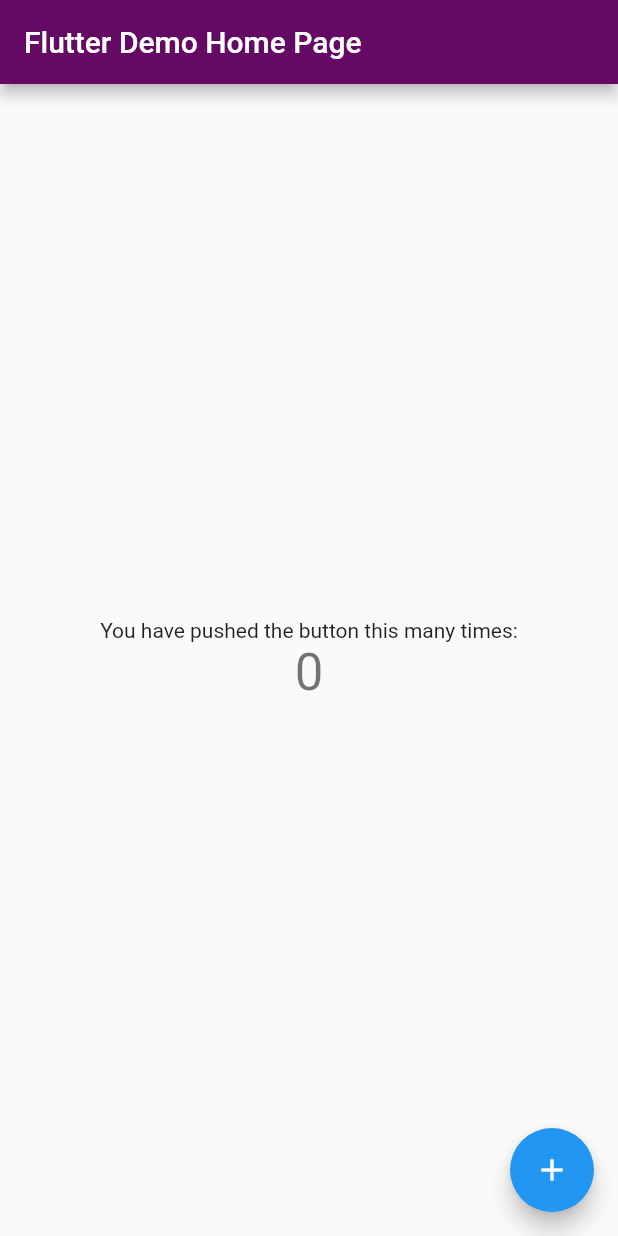
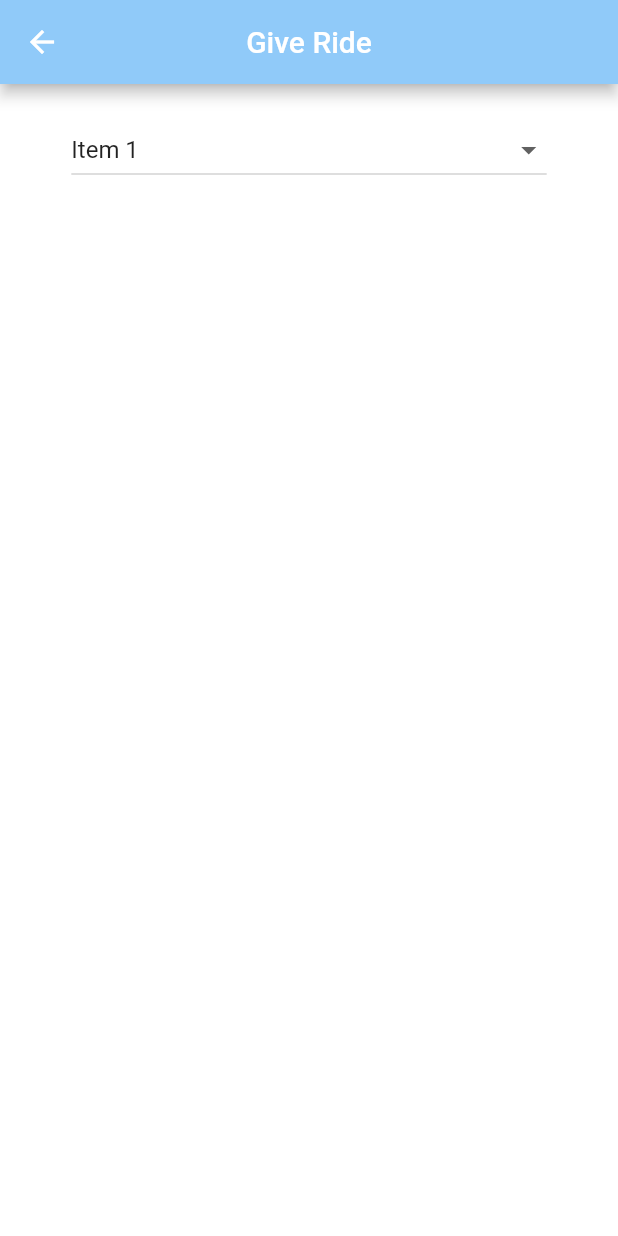
Before and after one commit to hampster2018/TAMUhack-2023, a Flutter app: the screen it shows after launch, on a phone screen of 412 x 824 dp. Run offline on Flutter 3.47's test engine with Material 2 defaults, Android fonts, the phone set to English and light mode, and no system bars.

Commit message:
Basic dropdown added

```diff
--- a/lib/main.dart
+++ b/lib/main.dart
@@ -1,6 +1,7 @@
 import 'package:flutter/material.dart';
 
 import 'globals/app_colors.dart';
+import 'package:tamuhack/screens/rideshare/give_a_ride/screen.dart';
 
 void main() {
   runApp(const MyApp());
@@ -13,7 +14,7 @@ class MyApp extends StatelessWidget {
   @override
   Widget build(BuildContext context) {
     return MaterialApp(
-      title: 'Flutter Demo',
+        title: 'TAMUHack 2023',
         theme: ThemeData(
             // This is the theme of your application.
             //
@@ -24,95 +25,17 @@ class MyApp extends StatelessWidget {
             // or simply save your changes to "hot reload" in a Flutter IDE).
             // Notice that the counter didn't reset back to zero; the application
             // is not restarted.
-        primarySwatch: Colors.blue,
+            //primarySwatch: Colors.,
             ),
-      home: const MyHomePage(title: 'Flutter Demo Home Page'),
-    );
+        //home: const MyHomePage(title: 'Flutter Demo Home Page'),
+        // Starts on the Login Screen
+        initialRoute: "/GiveRide",
+        // List of routes for our User to use
+        routes: {
+          // Login Route for the User
+          //"/": (context) => const LoginPage(),
+          "/GiveRide": (context) => const GiveRide(),
+          //"/Main": (context) => const MainPage(),
+        });
   }
 }
-
-class MyHomePage extends StatefulWidget {
-  const MyHomePage({super.key, required this.title});
-
-  // This widget is the home page of your application. It is stateful, meaning
-  // that it has a State object (defined below) that contains fields that affect
-  // how it looks.
-
-  // This class is the configuration for the state. It holds the values (in this
-  // case the title) provided by the parent (in this case the App widget) and
-  // used by the build method of the State. Fields in a Widget subclass are
-  // always marked "final".
-
-  final String title;
-
-  @override
-  State<MyHomePage> createState() => _MyHomePageState();
-}
-
-class _MyHomePageState extends State<MyHomePage> {
-  int _counter = 0;
-
-  void _incrementCounter() {
-    setState(() {
-      // This call to setState tells the Flutter framework that something has
-      // changed in this State, which causes it to rerun the build method below
-      // so that the display can reflect the updated values. If we changed
-      // _counter without calling setState(), then the build method would not be
-      // called again, and so nothing would appear to happen.
-      _counter++;
-    });
-  }
-
-  @override
-  Widget build(BuildContext context) {
-    // This method is rerun every time setState is called, for instance as done
-    // by the _incrementCounter method above.
-    //
-    // The Flutter framework has been optimized to make rerunning build methods
-    // fast, so that you can just rebuild anything that needs updating rather
-    // than having to individually change instances of widgets.
-    return Scaffold(
-      appBar: AppBar(
-        // Here we take the value from the MyHomePage object that was created by
-        // the App.build method, and use it to set our appbar title.
-        title: Text(widget.title),
-        backgroundColor: AppColors.button,
-      ),
-      body: Center(
-        // Center is a layout widget. It takes a single child and positions it
-        // in the middle of the parent.
-        child: Column(
-          // Column is also a layout widget. It takes a list of children and
-          // arranges them vertically. By default, it sizes itself to fit its
-          // children horizontally, and tries to be as tall as its parent.
-          //
-          // Invoke "debug painting" (press "p" in the console, choose the
-          // "Toggle Debug Paint" action from the Flutter Inspector in Android
-          // Studio, or the "Toggle Debug Paint" command in Visual Studio Code)
-          // to see the wireframe for each widget.
-          //
-          // Column has various properties to control how it sizes itself and
-          // how it positions its children. Here we use mainAxisAlignment to
-          // center the children vertically; the main axis here is the vertical
-          // axis because Columns are vertical (the cross axis would be
-          // horizontal).
-          mainAxisAlignment: MainAxisAlignment.center,
-          children: <Widget>[
-            const Text(
-              'You have pushed the button this many times:',
-            ),
-            Text(
-              '$_counter',
-              style: Theme.of(context).textTheme.headlineMedium,
-            ),
-          ],
-        ),
-      ),
-      floatingActionButton: FloatingActionButton(
-        onPressed: _incrementCounter,
-        tooltip: 'Increment',
-        child: const Icon(Icons.add),
-      ), // This trailing comma makes auto-formatting nicer for build methods.
-    );
-  }
-}
--- a/lib/screens/rideshare/give_a_ride/screen.dart
+++ b/lib/screens/rideshare/give_a_ride/screen.dart
@@ -0,0 +1,82 @@
+import 'package:flutter/material.dart';
+import 'package:tamuhack/globals/app_colors.dart';
+
+class GiveRide extends StatefulWidget {
+  const GiveRide({Key? key}) : super(key: key);
+
+  @override
+  _GiveRideState createState() => _GiveRideState();
+}
+
+class _GiveRideState extends State<GiveRide> {
+  var items = [
+    'Item 1',
+    'Item 2',
+    'Item 3',
+    'Item 4',
+    'Item 5',
+  ];
+
+  String dropdownvalue = 'Item 1';
+
+  final destination = TextEditingController();
+
+  @override
+  Widget build(BuildContext context) {
+    double sWidth = MediaQuery.of(context).size.width;
+    double sHeight = MediaQuery.of(context).size.height;
+    return MaterialApp(
+      home: Scaffold(
+        appBar: AppBar(
+          backgroundColor: Theme.of(context).colorScheme.background,
+          centerTitle: true,
+          title: const Text("Give Ride"),
+          leading: IconButton(
+            icon: const Icon(Icons.arrow_back_sharp),
+            onPressed: () {},
+          ),
+        ),
+        body: Center(
+            child: Container(
+          width: sWidth,
+          height: sHeight,
+          color: Colors.white,
+          child: Stack(
+            fit: StackFit.expand,
+            alignment: Alignment.center,
+            children: [
+              Column(
+                children: [
+                  const Padding(
+                    padding: EdgeInsets.symmetric(vertical: 10),
+                  ),
+                  SizedBox(
+                    width: sWidth / 1.3,
+                    child: DropdownButton(
+                      isExpanded: true,
+                      value: dropdownvalue,
+                      items: items.map((String items) {
+                        return DropdownMenuItem(
+                          value: items,
+                          child: Text(items),
+                        );
+                      }).toList(),
+                      onChanged: (String? newValue) {
+                        setState(() {
+                          dropdownvalue = newValue!;
+                        });
+                      },
+                    ),
+                  ),
+                  const Padding(
+                    padding: EdgeInsets.symmetric(vertical: 30),
+                  ),
+                ],
+              ),
+            ],
+          ),
+        )),
+      ),
+    );
+  }
+}
```
Also changed, not shown: lib/screens/rideshare/give_a_ride/widget.dart (deleted). Lines whose indentation alone changed are shown as unchanged.
